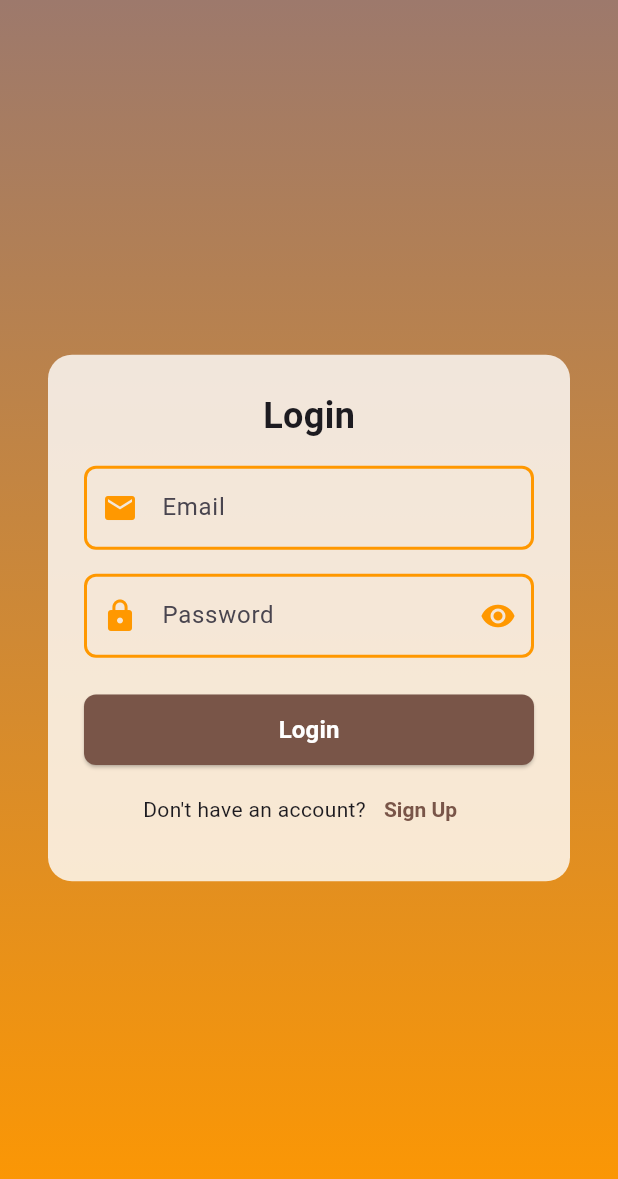
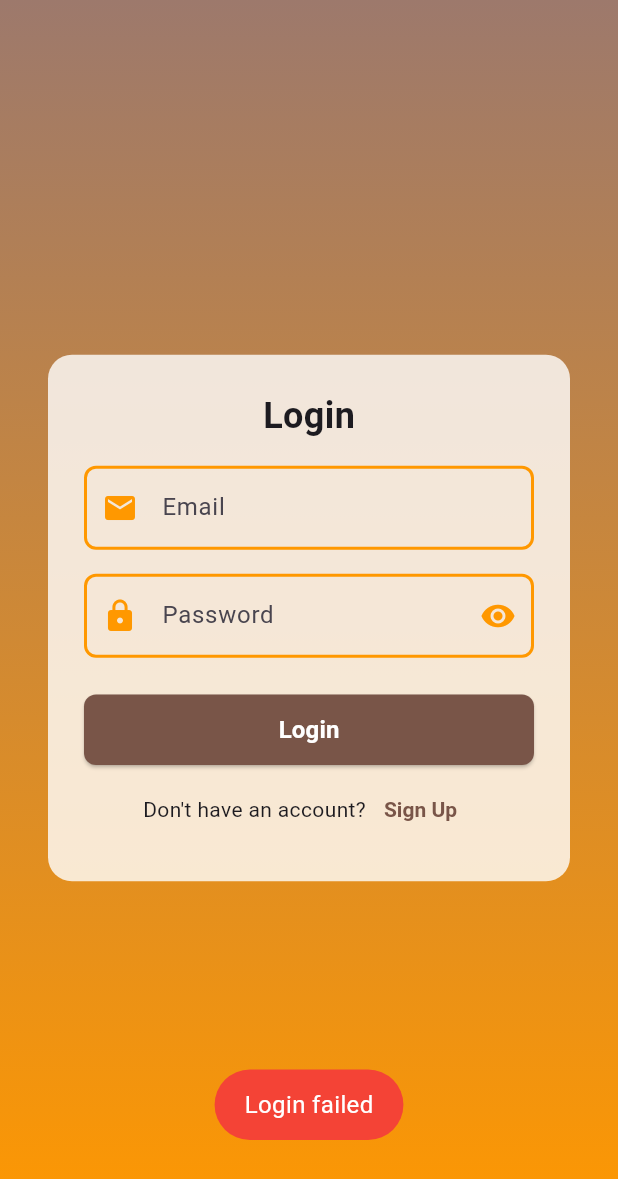
Before and after one commit to h0996g/tudo_avr, a Flutter app: the screen it shows after launch, after a tap on "Login", on a phone screen of 412 x 824 dp. Shown: the top 1179 px of the screen. Run offline on Flutter 3.47's test engine with Material 3 defaults, Android fonts, the phone set to English and light mode, and no system bars; our stand-ins replace fluttertoast, sqflite; accounts and stored records are empty.

Commit message:
feat: Implement user authentication with SQLite database
- Added DatabaseService for local database management.
- Created AuthDatabase for user login and registration functionalities.
- Updated LoginPage to handle user login and navigate to StartPage.
- Enhanced RegisterPage to register new users.
- Integrated Fluttertoast for user feedback on login and registration.
- Updated main.dart to initialize the database on app startup.
- Added necessary Podfile and xcconfig changes for iOS support.

```diff
--- /dev/null
+++ b/lib/core/database/database_service.dart
@@ -0,0 +1,26 @@
+import 'package:path/path.dart';
+import 'package:sqflite/sqflite.dart';
+
+class DatabaseService {
+  static late Database database;
+
+  static Future<void> init() async {
+    final dbPath = await getDatabasesPath();
+    final path = join(dbPath, 'local_brainer.db');
+    database = await openDatabase(
+      path,
+      version: 1,
+      onCreate: (db, version) async {
+        await db.execute('''
+          CREATE TABLE users (
+            id       INTEGER PRIMARY KEY AUTOINCREMENT,
+            name     TEXT    NOT NULL UNIQUE,
+            password TEXT    NOT NULL,
+            email    TEXT    NOT NULL,
+            age      INTEGER NOT NULL
+          )
+        ''');
+      },
+    );
+  }
+}
--- /dev/null
+++ b/lib/feature/auth/manager/data/auth_dababase.dart
@@ -0,0 +1,38 @@
+import 'package:tudo_avr/core/database/database_service.dart';
+
+class AuthDatabase {
+  static Future<List<Map<String, dynamic>>> login({
+    required String email,
+    required String password,
+  }) async {
+    try {
+      return await DatabaseService.database.query(
+        'users',
+        where: 'email = ? AND password = ?',
+        whereArgs: [email, password],
+      );
+    } catch (e) {
+      print('Error during login: $e');
+      return [];
+    }
+  }
+
+  static Future<void> register({
+    required String name,
+    required String email,
+    required String age,
+    required String password,
+  }) async {
+    try {
+      await DatabaseService.database.insert('users', {
+        'name': name,
+        'age': int.tryParse(age) ?? 0,
+        'email': email,
+        'password': password,
+      });
+      print('User registered successfully');
+    } catch (e) {
+      print('Error registering user: $e');
+    }
+  }
+}
--- a/lib/feature/auth/views/login_page.dart
+++ b/lib/feature/auth/views/login_page.dart
@@ -1,10 +1,13 @@
 import 'package:flutter/material.dart';
+import 'package:fluttertoast/fluttertoast.dart';
 import 'package:tudo_avr/core/widgets/submit_button_widget.dart';
 import 'package:tudo_avr/core/widgets/text_input_widget.dart';
+import 'package:tudo_avr/feature/auth/manager/data/auth_dababase.dart';
 import 'package:tudo_avr/feature/auth/views/register_page.dart';
 import 'package:tudo_avr/feature/auth/views/widgets/form_card_widget.dart';
 import 'package:tudo_avr/feature/auth/views/widgets/gradient_backround_widget.dart';
 import 'package:tudo_avr/feature/auth/views/widgets/row_redirect_widget.dart';
+import 'package:tudo_avr/feature/start/start_page.dart';
 
 class LoginPage extends StatefulWidget {
   const LoginPage({super.key});
@@ -16,6 +19,46 @@ class LoginPage extends StatefulWidget {
 class _LoginPageState extends State<LoginPage> {
   final TextEditingController emailController = TextEditingController();
   final TextEditingController passwordController = TextEditingController();
+
+  @override
+  void dispose() {
+    emailController.dispose();
+    passwordController.dispose();
+    super.dispose();
+  }
+
+  Future<void> login() async {
+    final List result = await AuthDatabase.login(
+      email: emailController.text,
+      password: passwordController.text,
+    );
+    if (result.isNotEmpty) {
+      Navigator.pushAndRemoveUntil(
+        context,
+        MaterialPageRoute(builder: (context) => const StartPage()),
+        (route) => false,
+      );
+      Fluttertoast.showToast(
+        msg: "Login successful",
+        toastLength: Toast.LENGTH_LONG,
+        gravity: ToastGravity.CENTER,
+
+        backgroundColor: Colors.green,
+        textColor: Colors.white,
+        fontSize: 16.0,
+      );
+    } else {
+      Fluttertoast.showToast(
+        msg: "Login failed",
+        toastLength: Toast.LENGTH_LONG,
+        gravity: ToastGravity.BOTTOM,
+
+        backgroundColor: Colors.red,
+        textColor: Colors.white,
+        fontSize: 16.0,
+      );
+    }
+  }
 
   @override
   Widget build(BuildContext context) {
@@ -47,7 +90,12 @@ class _LoginPageState extends State<LoginPage> {
                   suffixIcon: Icons.visibility,
                 ),
                 const SizedBox(height: 24),
-                SubmitButtonWidget(text: 'Login', onPressed: () {}),
+                SubmitButtonWidget(
+                  text: 'Login',
+                  onPressed: () {
+                    login();
+                  },
+                ),
                 SizedBox(height: 5),
                 RowRedirectWidget(
                   primaryText: "Don't have an account?",
--- a/lib/main.dart
+++ b/lib/main.dart
@@ -1,7 +1,10 @@
 import 'package:flutter/material.dart';
+import 'package:tudo_avr/core/database/database_service.dart';
 import 'package:tudo_avr/feature/auth/views/login_page.dart';
 
-void main() {
+Future<void> main() async {
+  WidgetsFlutterBinding.ensureInitialized();
+  await DatabaseService.init();
   runApp(const MyApp());
 }
 
--- a/pubspec.yaml
+++ b/pubspec.yaml
@@ -34,6 +34,9 @@ dependencies:
   # The following adds the Cupertino Icons font to your application.
   # Use with the CupertinoIcons class for iOS style icons.
   cupertino_icons: ^1.0.8
+  sqflite: ^2.4.2+1
+  path: ^1.9.1
+  fluttertoast: ^9.0.0
 
 dev_dependencies:
   flutter_test:
```
Also changed, not shown: lib/feature/auth/views/register_page.dart (+24 -1 lines), lib/feature/start/start_page.dart (added, +32 -0 lines), pubspec.lock, 10 other files.
